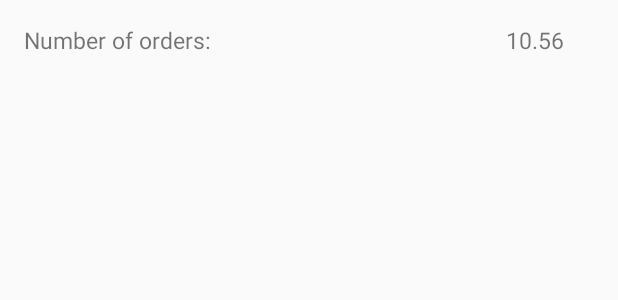
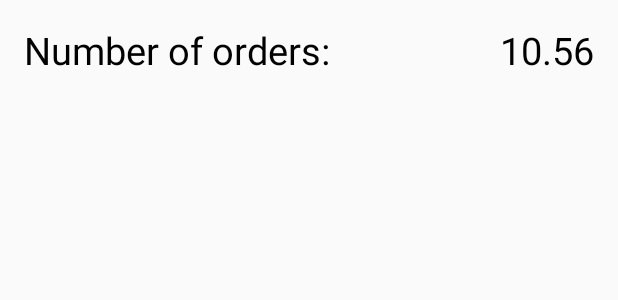
Before and after one commit to grayfore/ChoppingBoard, an Android app: the layout activity_invoice_screen.xml on its own in the app's theme, with its tools: preview values and no code run, on a phone screen of 412 x 824 dp. Shown: the top 300 px of the screen. Run offline under Robolectric (Android 15) with nearby library versions, the phone set to English and light mode, and no system bars.

Commit message:
some invoicescreen and popupwindow changes

```diff
--- a/app/src/main/java/com/choppingboard/v1/InvoiceScreen.java
+++ b/app/src/main/java/com/choppingboard/v1/InvoiceScreen.java
@@ -55,7 +55,7 @@ public class InvoiceScreen extends ListActivity {
         double finalPrice = 0;
         for(JSONObject o : orders){
             try{
-                double buffer = Integer.parseInt(o.getString("subtotal"));
+                double buffer = Double.parseDouble(o.getString("subtotal"));
                 finalPrice += buffer;
             }catch (JSONException e){
                 e.printStackTrace();
--- a/app/src/main/java/com/choppingboard/v1/PopupWindow.java
+++ b/app/src/main/java/com/choppingboard/v1/PopupWindow.java
@@ -138,6 +138,12 @@ public class PopupWindow extends android.widget.PopupWindow {
                         String newstuff = stuff.replace("[", "").replace("\"", "").replace("]", "");
                         ((TextView) extra.findViewById(R.id.attrib_name)).setText(newstuff);
                         table.addView(extra);
+                    }
+                    if(!orderitem.getString("Instructions").equals("[null]")){
+                        TableRow inst = (TableRow) LayoutInflater.from(ctx).inflate(R.layout.extra_row, null);
+                        String instructions = orderitem.getString("Instructions");
+                        ((TextView) inst.findViewById(R.id.attrib_name)).setText(instructions);
+                        table.addView(inst);
                     }
 
 //                    TableRow instructions = (TableRow) LayoutInflater.from(ctx).inflate(R.layout.extra_row, null);
--- a/app/src/main/res/layout/activity_invoice_screen.xml
+++ b/app/src/main/res/layout/activity_invoice_screen.xml
@@ -12,15 +12,16 @@
         android:id="@+id/titles"
         android:layout_width="wrap_content"
         android:layout_height="wrap_content"
-        android:textSize="15dp"
+        android:textSize="25dp"
+        android:textColor="@color/black"
         android:text="Number of orders: "/>
     <TextView
         android:layout_width="wrap_content"
         android:layout_height="wrap_content"
-        android:textSize="15dp"
+        android:textSize="25dp"
+        android:textColor="@color/black"
         android:id="@+id/subtotal"
         android:layout_alignParentRight="true"
-        android:paddingRight="20dp"
         android:text="10.56"/>
     <ListView
         android:id="@android:id/list"
```
